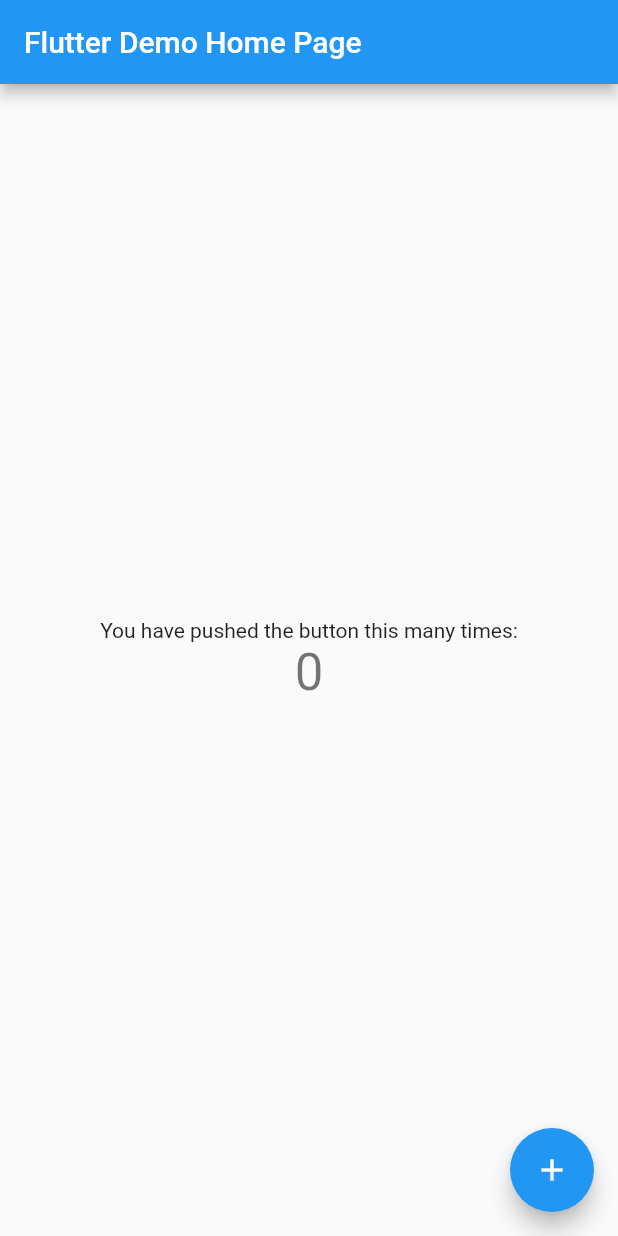
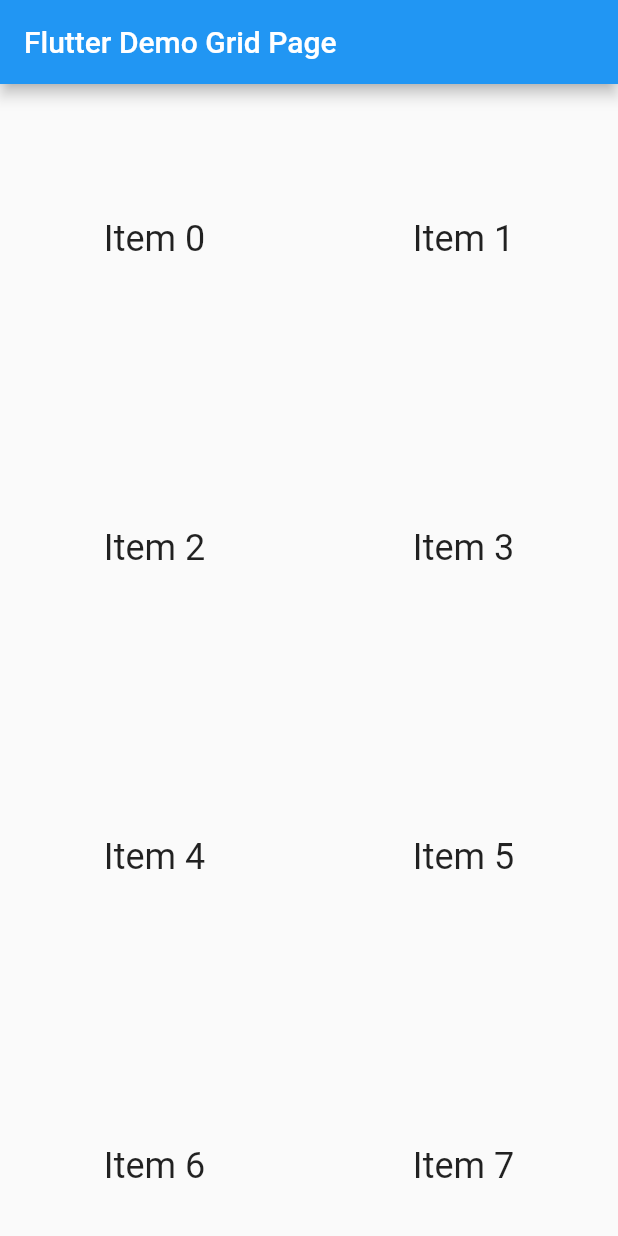
Before and after one commit to yakazu/flutter_sample, a Flutter app: the screen it shows after launch, on a phone screen of 412 x 824 dp. Run offline on Flutter 3.47's test engine with Material 2 defaults, Android fonts, the phone set to English and light mode, and no system bars.

Commit message:
Add GridView Sample

```diff
--- a/lib/main.dart
+++ b/lib/main.dart
@@ -9,33 +9,15 @@ class MyApp extends StatelessWidget {
     return new MaterialApp(
       title: 'Flutter Demo',
       theme: new ThemeData(
-        // This is the theme of your application.
-        //
-        // Try running your application with "flutter run". You'll see the
-        // application has a blue toolbar. Then, without quitting the app, try
-        // changing the primarySwatch below to Colors.green and then invoke
-        // "hot reload" (press "r" in the console where you ran "flutter run",
-        // or press Run > Flutter Hot Reload in IntelliJ). Notice that the
-        // counter didn't reset back to zero; the application is not restarted.
         primarySwatch: Colors.blue,
       ),
-      home: new MyHomePage(title: 'Flutter Demo Home Page'),
+      home: new MyHomePage(title: 'Flutter Demo Grid Page'),
     );
   }
 }
 
 class MyHomePage extends StatefulWidget {
   MyHomePage({Key key, this.title}) : super(key: key);
-
-  // This widget is the home page of your application. It is stateful, meaning
-  // that it has a State object (defined below) that contains fields that affect
-  // how it looks.
-
-  // This class is the configuration for the state. It holds the values (in this
-  // case the title) provided by the parent (in this case the App widget) and
-  // used by the build method of the State. Fields in a Widget subclass are
-  // always marked "final".
-
   final String title;
 
   @override
@@ -43,67 +25,27 @@ class MyHomePage extends StatefulWidget {
 }
 
 class _MyHomePageState extends State<MyHomePage> {
-  int _counter = 0;
-
-  void _incrementCounter() {
-    setState(() {
-      // This call to setState tells the Flutter framework that something has
-      // changed in this State, which causes it to rerun the build method below
-      // so that the display can reflect the updated values. If we changed
-      // _counter without calling setState(), then the build method would not be
-      // called again, and so nothing would appear to happen.
-      _counter++;
-    });
-  }
-
   @override
   Widget build(BuildContext context) {
-    // This method is rerun every time setState is called, for instance as done
-    // by the _incrementCounter method above.
-    //
-    // The Flutter framework has been optimized to make rerunning build methods
-    // fast, so that you can just rebuild anything that needs updating rather
-    // than having to individually change instances of widgets.
     return new Scaffold(
       appBar: new AppBar(
-        // Here we take the value from the MyHomePage object that was created by
-        // the App.build method, and use it to set our appbar title.
         title: new Text(widget.title),
       ),
-      body: new Center(
-        // Center is a layout widget. It takes a single child and positions it
-        // in the middle of the parent.
-        child: new Column(
-          // Column is also layout widget. It takes a list of children and
-          // arranges them vertically. By default, it sizes itself to fit its
-          // children horizontally, and tries to be as tall as its parent.
-          //
-          // Invoke "debug paint" (press "p" in the console where you ran
-          // "flutter run", or select "Toggle Debug Paint" from the Flutter tool
-          // window in IntelliJ) to see the wireframe for each widget.
-          //
-          // Column has various properties to control how it sizes itself and
-          // how it positions its children. Here we use mainAxisAlignment to
-          // center the children vertically; the main axis here is the vertical
-          // axis because Columns are vertical (the cross axis would be
-          // horizontal).
-          mainAxisAlignment: MainAxisAlignment.center,
-          children: <Widget>[
-            new Text(
-              'You have pushed the button this many times:',
+      body: GridView.count(
+        crossAxisCount: 2,
+        children: List.generate(100, (index) {
+          return Center(
+            child: InkResponse(
+              child: Text(
+                'Item $index',
+                style: Theme.of(context).textTheme.headline,
+              ),
+              onTap: () {
+              },
             ),
-            new Text(
-              '$_counter',
-              style: Theme.of(context).textTheme.display1,
-            ),
-          ],
-        ),
+          );
+        }),
       ),
-      floatingActionButton: new FloatingActionButton(
-        onPressed: _incrementCounter,
-        tooltip: 'Increment',
-        child: new Icon(Icons.add),
-      ), // This trailing comma makes auto-formatting nicer for build methods.
     );
   }
 }
```
